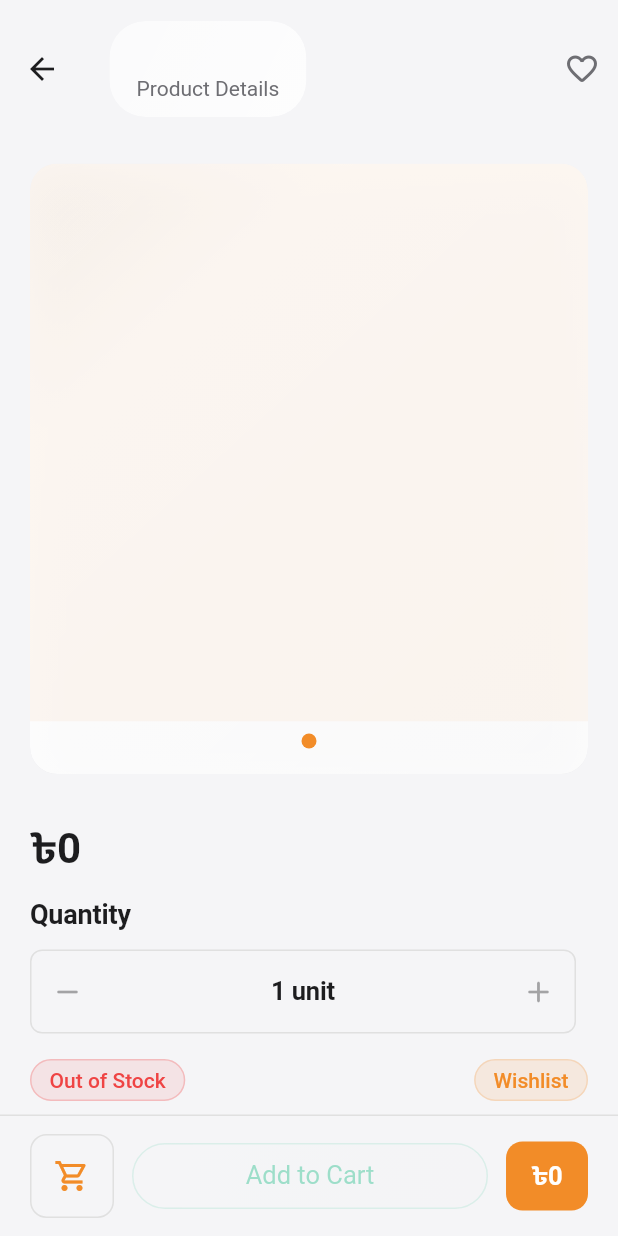
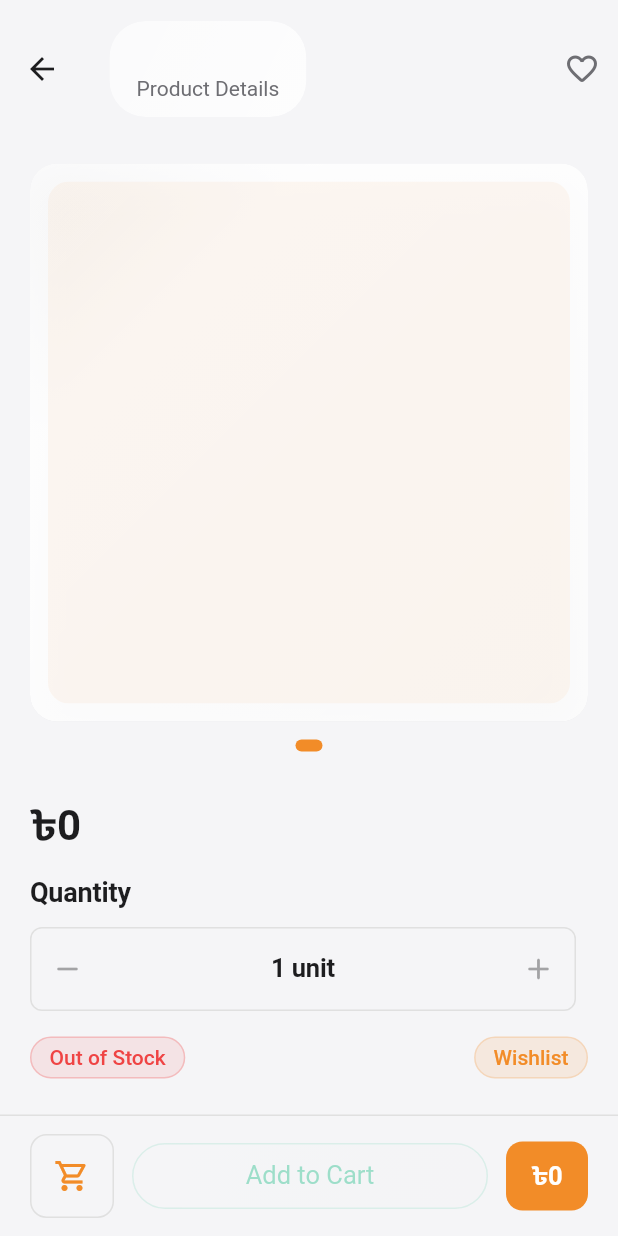
Before and after one commit to shahalamahmed/wafi_ecommerce_app, a Flutter app: the ProductDetailsScreen screen opened directly with empty values, on a phone screen of 412 x 824 dp. Run offline on Flutter 3.47's test engine with Material 3 defaults, Android fonts, the phone set to English and light mode, and no system bars; our stand-ins replace cloud_firestore, dio, file_picker, firebase_auth, firebase_core, flutter_riverpod and 4 more; accounts and stored records are empty; network calls fail.

Commit message:
update product details screen

```diff
--- a/lib/features/products/product_details_screen.dart
+++ b/lib/features/products/product_details_screen.dart
@@ -77,68 +77,78 @@ class _ProductDetailsScreenState extends ConsumerState<ProductDetailsScreen> {
           120,
         ),
         children: [
+          Column(
+            children: [
               GlassCard(
                 variant: GlassCardVariant.elevated,
-            padding: EdgeInsets.zero,
-            child: Column(
-              children: [
-                AspectRatio(
+                padding: const EdgeInsets.all(AppSizes.md),
+                child: AspectRatio(
                   aspectRatio: 1,
                   child: ClipRRect(
-                    borderRadius: const BorderRadius.vertical(
-                      top: Radius.circular(AppSizes.productCardRadius),
+                    borderRadius: BorderRadius.circular(
+                      AppSizes.productCardRadius - 4,
                     ),
                     child: product.primaryImage.trim().isNotEmpty
                         ? Image.network(
                             product.primaryImage,
-                            fit: BoxFit.contain,
+                            fit: BoxFit.cover,
                             errorBuilder: (_, __, ___) =>
                                 _DetailsImageFallback(name: product.name),
                           )
                         : _DetailsImageFallback(name: product.name),
                   ),
                 ),
-                const SizedBox(height: AppSizes.sm),
+              ),
+              const SizedBox(height: AppSizes.md),
               Row(
                 mainAxisAlignment: MainAxisAlignment.center,
                 children: List.generate(
                   product.images.isEmpty ? 1 : product.images.length,
-                    (index) => Container(
-                      width: 10,
-                      height: 10,
-                      margin: const EdgeInsets.symmetric(
-                        horizontal: AppSizes.xs,
-                      ),
+                  (index) => AnimatedContainer(
+                    duration: const Duration(milliseconds: 180),
+                    width: index == 0 ? 18 : 8,
+                    height: 8,
+                    margin: const EdgeInsets.symmetric(horizontal: 4),
                     decoration: BoxDecoration(
                       color: index == 0
                           ? Theme.of(context).colorScheme.primary
                           : Theme.of(context).dividerColor,
-                        shape: BoxShape.circle,
+                      borderRadius: BorderRadius.circular(999),
                     ),
                   ),
                 ),
               ),
-                const SizedBox(height: AppSizes.lg),
             ],
-            ),
           ),
 
           const SizedBox(height: AppSizes.xl2),
 
+          Row(
+            crossAxisAlignment: CrossAxisAlignment.end,
+            children: [
               Text(
                 '${AppStrings.currencySymbol}${product.price.toStringAsFixed(0)}',
-            style: Theme.of(context).textTheme.displaySmall,
+                style: Theme.of(
+                  context,
+                ).textTheme.displaySmall?.copyWith(fontWeight: FontWeight.w700),
               ),
-
               if (product.hasDiscount) ...[
-            const SizedBox(height: AppSizes.xs),
-            Text(
+                const SizedBox(width: AppSizes.sm),
+                Padding(
+                  padding: const EdgeInsets.only(bottom: 6),
+                  child: Text(
                     '${AppStrings.currencySymbol}${product.originalPrice.toStringAsFixed(0)}',
                     style: Theme.of(context).textTheme.titleMedium?.copyWith(
                       decoration: TextDecoration.lineThrough,
+                      color: Theme.of(
+                        context,
+                      ).textTheme.bodyMedium?.color?.withOpacity(0.6),
+                    ),
                   ),
                 ),
               ],
+            ],
+          ),
 
           const SizedBox(height: AppSizes.lg),
 
```
Lines whose indentation alone changed are shown as unchanged.
